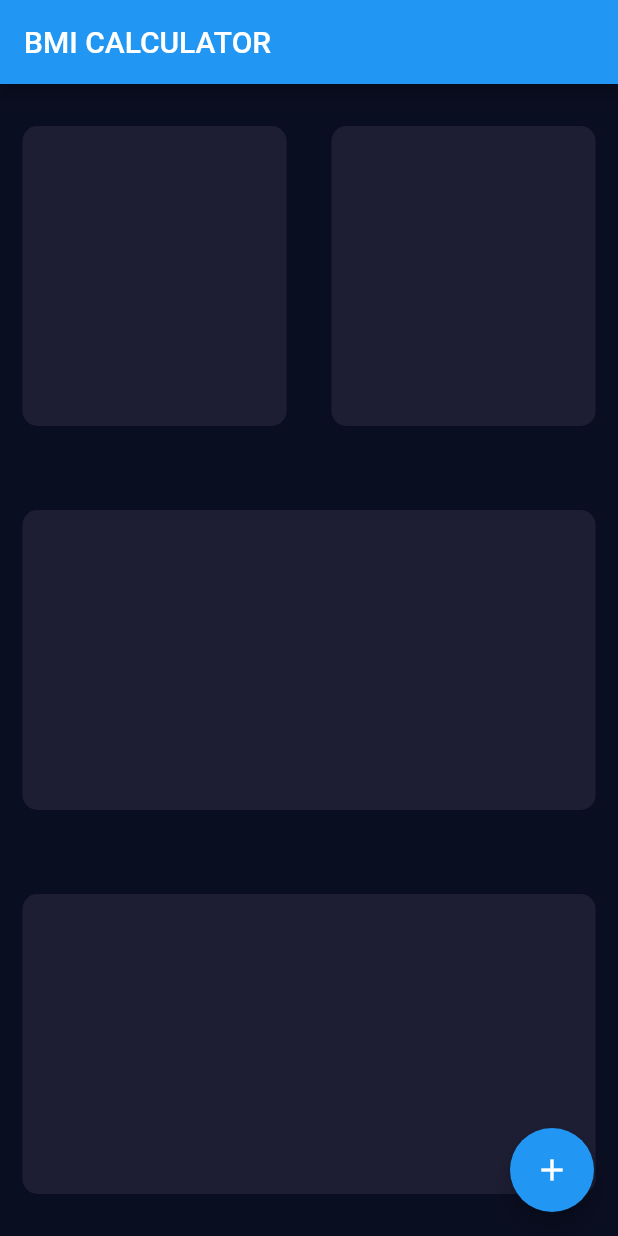
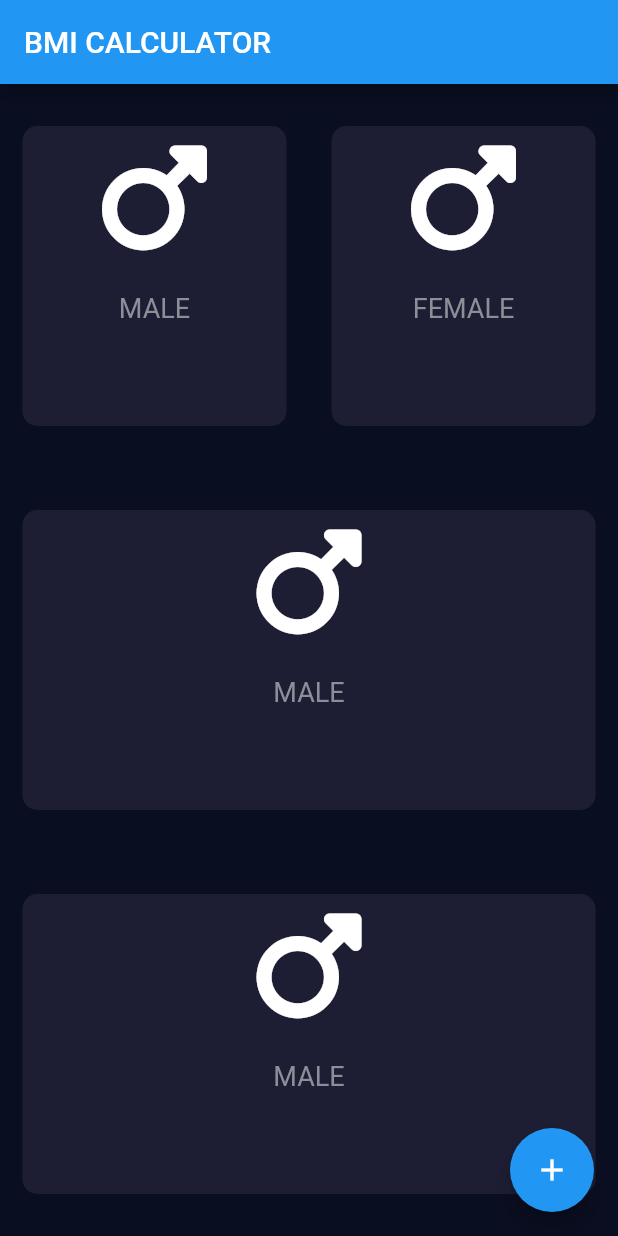
Before and after one commit to yashkhare83/bmi_calculator, a Flutter app: the screen it shows after launch, on a phone screen of 412 x 824 dp. Run offline on Flutter 3.47's test engine with Material 2 defaults, Android fonts, the phone set to English and light mode, and no system bars; our stand-ins replace font_awesome_flutter.

Commit message:
add two more dart file for reusable content

```diff
--- /dev/null
+++ b/bmi_health_app/lib/icon_content.dart
@@ -0,0 +1,36 @@
+import 'package:flutter/material.dart';
+
+const labelTextStyle = TextStyle(
+  fontSize: 18.0,
+  color: Color(0xFF8D8E98),
+);
+
+class resuableIcons extends StatelessWidget {
+  const resuableIcons({required this.icon, required this.label});
+  final IconData icon;
+  final String label;
+
+  @override
+  Widget build(BuildContext context) {
+    return Center(
+      child: Column(
+        children: <Widget>[
+          IconButton(
+            onPressed: () {},
+            icon: Icon(icon),
+            iconSize: 80.0,
+            color: Colors.white,
+            //cart+ icon from FontAwesome
+          ), // Icon
+          SizedBox(
+            height: 15.0,
+          ), // SizedBox
+          Text(
+            label,
+            style: labelTextStyle, // TextStyle
+          ), // Text
+        ], // <Widget>[]
+      ),
+    );
+  }
+}
--- a/bmi_health_app/lib/input_page.dart
+++ b/bmi_health_app/lib/input_page.dart
@@ -1,4 +1,12 @@
 import 'package:flutter/material.dart';
+import 'package:font_awesome_flutter/font_awesome_flutter.dart';
+import './resuable_card.dart';
+import './icon_content.dart';
+
+const bottomContainerHeight = 80.0;
+const activeCardColour = Color(0xFF1D1E33);
+const inactiveCardColour = Color(0xFF111328);
+const bottomContainerColour = Color(0xFFEB1555);
 
 class InputPage extends StatefulWidget {
   const InputPage({super.key});
@@ -21,13 +29,24 @@ class _InputPageState extends State<InputPage> {
               child: Row(
                 children: [
                   Expanded(
-                    child: resuableContainer(
-                      styleColor: Color(0xFF1D1E33),
+                    child: GestureDetector(
+                      onTap: () {},
+                      child: resuableContainer(
+                        styleColor: activeCardColour,
+                        cardChild: resuableIcons(
+                          icon: FontAwesomeIcons.mars,
+                          label: 'MALE',
+                        ), // Column
+                      ),
                     ),
                   ),
                   Expanded(
                     child: resuableContainer(
-                      styleColor: Color(0xFF1D1E33),
+                      styleColor: activeCardColour,
+                      cardChild: resuableIcons(
+                        icon: FontAwesomeIcons.mars,
+                        label: 'FEMALE',
+                      ), // Colum ),
                     ),
                   ),
                 ],
@@ -38,7 +57,30 @@ class _InputPageState extends State<InputPage> {
                 children: [
                   Expanded(
                     child: resuableContainer(
-                      styleColor: Color(0xFF1D1E33),
+                      styleColor: activeCardColour,
+                      cardChild: Center(
+                        child: Column(
+                          children: <Widget>[
+                            IconButton(
+                              onPressed: () {},
+                              icon: Icon(FontAwesomeIcons.mars),
+                              iconSize: 80.0,
+                              color: Colors.white,
+                              //cart+ icon from FontAwesome
+                            ), // Icon
+                            SizedBox(
+                              height: 15.0,
+                            ), // SizedBox
+                            Text(
+                              'MALE',
+                              style: TextStyle(
+                                fontSize: 18.0,
+                                color: Color(0xFF8D8E98),
+                              ), // TextStyle
+                            ) // Text
+                          ], // <Widget>[]
+                        ),
+                      ),
                     ),
                   ),
                 ],
@@ -49,7 +91,30 @@ class _InputPageState extends State<InputPage> {
                 children: [
                   Expanded(
                     child: resuableContainer(
-                      styleColor: Color(0xFF1D1E33),
+                      styleColor: activeCardColour,
+                      cardChild: Center(
+                        child: Column(
+                          children: <Widget>[
+                            IconButton(
+                              onPressed: () {},
+                              icon: Icon(FontAwesomeIcons.mars),
+                              iconSize: 80.0,
+                              color: Colors.white,
+                              //cart+ icon from FontAwesome
+                            ), // Icon
+                            SizedBox(
+                              height: 15.0,
+                            ), // SizedBox
+                            Text(
+                              'MALE',
+                              style: TextStyle(
+                                fontSize: 18.0,
+                                color: Color(0xFF8D8E98),
+                              ), // TextStyle
+                            ) // Text
+                          ], // <Widget>[]
+                        ),
+                      ),
                     ),
                   ),
                 ],
@@ -65,22 +130,3 @@ class _InputPageState extends State<InputPage> {
     );
   }
 }
-
-class resuableContainer extends StatelessWidget {
-  // ignore: non_constant_identifier_names, use_key_in_widget_constructors
-  resuableContainer({required this.styleColor});
-  Color styleColor;
-
-  @override
-  Widget build(BuildContext context) {
-    return Container(
-      margin: EdgeInsets.all(15.0),
-      decoration: BoxDecoration(
-        color: styleColor,
-        borderRadius: BorderRadius.circular(10.0),
-      ), // BoxDecoration
-      height: 200.0,
-      width: 170.0,
-    );
-  }
-}
--- /dev/null
+++ b/bmi_health_app/lib/resuable_card.dart
@@ -0,0 +1,22 @@
+import 'package:flutter/material.dart';
+
+class resuableContainer extends StatelessWidget {
+  // ignore: non_constant_identifier_names, use_key_in_widget_constructors
+  resuableContainer({required this.styleColor, required this.cardChild});
+  final Color styleColor;
+  final Widget cardChild;
+
+  @override
+  Widget build(BuildContext context) {
+    return Container(
+      child: cardChild,
+      margin: EdgeInsets.all(15.0),
+      decoration: BoxDecoration(
+        color: styleColor,
+        borderRadius: BorderRadius.circular(10.0),
+      ), // BoxDecoration
+      height: 200.0,
+      width: 170.0,
+    );
+  }
+}
```
Also changed, not shown: bmi_health_app/pubspec.yaml (+3 -4 lines), bmi_health_app/pubspec.lock.
